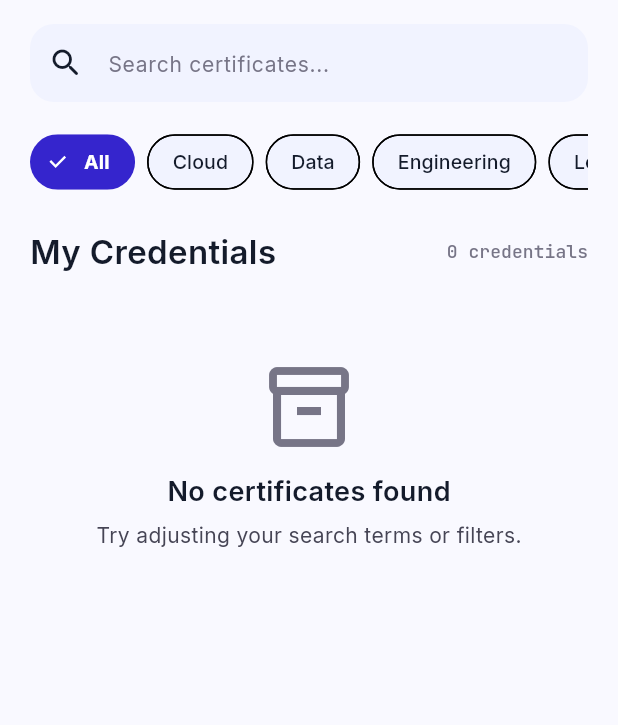
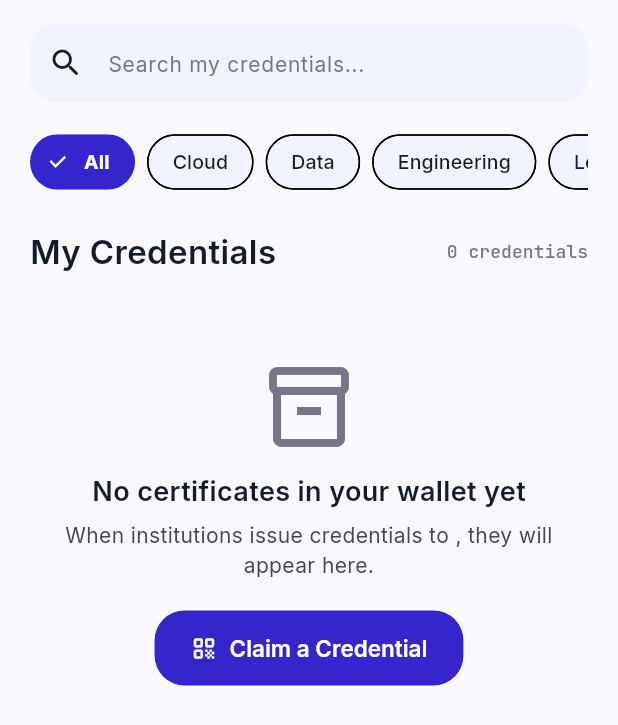
Before and after one commit to atharvabaodhankar/Proofly, a Flutter app: the RecipientHomeScreen screen opened directly, on a phone screen of 412 x 824 dp. Shown: the top 725 px of the screen. Run offline on Flutter 3.47's test engine with Material 3 defaults, Android fonts, the phone set to English and light mode, and no system bars; our stand-ins replace confetti, google_fonts, qr_flutter, shared_preferences; missing offline and left inert: mobile_scanner; accounts and stored records are empty; network calls fail.

Commit message:
feat: implement core mobile screens including authentication, onboarding, dashboard, and certificate issuance workflow

```diff
--- a/apps/mobile/lib/screens/home/recipient_home_screen.dart
+++ b/apps/mobile/lib/screens/home/recipient_home_screen.dart
@@ -2,21 +2,45 @@ import 'package:flutter/material.dart';
 import 'package:provider/provider.dart';
 import '../../core/theme/app_colors.dart';
 import '../../core/theme/app_typography.dart';
+import '../../providers/auth_provider.dart';
 import '../../providers/certificates_provider.dart';
 import '../certificates/certificate_detail_screen.dart';
+import '../claim/claim_certificate_screen.dart';
 
-class RecipientHomeScreen extends StatelessWidget {
+class RecipientHomeScreen extends StatefulWidget {
   const RecipientHomeScreen({super.key});
+
+  @override
+  State<RecipientHomeScreen> createState() => _RecipientHomeScreenState();
+}
+
+class _RecipientHomeScreenState extends State<RecipientHomeScreen> {
+  @override
+  void initState() {
+    super.initState();
+    WidgetsBinding.instance.addPostFrameCallback((_) {
+      final auth = Provider.of<AuthProvider>(context, listen: false);
+      if (auth.token != null) {
+        Provider.of<CertificatesProvider>(context, listen: false).loadCertificates(auth.token!);
+      }
+    });
+  }
 
   @override
   Widget build(BuildContext context) {
     final isDark = Theme.of(context).brightness == Brightness.dark;
+    final auth = Provider.of<AuthProvider>(context);
     final certsProvider = Provider.of<CertificatesProvider>(context);
 
     return Scaffold(
       body: RefreshIndicator(
-        onRefresh: () => certsProvider.loadCertificates(),
+        onRefresh: () async {
+          if (auth.token != null) {
+            await certsProvider.loadCertificates(auth.token!);
+          }
+        },
         child: SingleChildScrollView(
+          physics: const AlwaysScrollableScrollPhysics(),
           padding: const EdgeInsets.symmetric(horizontal: 20, vertical: 16),
           child: Column(
             crossAxisAlignment: CrossAxisAlignment.start,
@@ -30,7 +54,7 @@ class RecipientHomeScreen extends StatelessWidget {
                 child: TextField(
                   onChanged: certsProvider.setSearchQuery,
                   decoration: const InputDecoration(
-                    hintText: 'Search certificates...',
+                    hintText: 'Search my credentials...',
                     prefixIcon: Icon(Icons.search_rounded),
                     contentPadding: EdgeInsets.symmetric(horizontal: 20, vertical: 14),
                   ),
@@ -80,8 +104,14 @@ class RecipientHomeScreen extends StatelessWidget {
               ),
               const SizedBox(height: 16),
 
-              // Certificate Cards List
-              if (certsProvider.filteredCertificates.isEmpty)
+              if (certsProvider.isLoading)
+                const Center(
+                  child: Padding(
+                    padding: EdgeInsets.symmetric(vertical: 40),
+                    child: CircularProgressIndicator(color: AppColors.primary),
+                  ),
+                )
+              else if (certsProvider.filteredCertificates.isEmpty)
                 Center(
                   child: Padding(
                     padding: const EdgeInsets.symmetric(vertical: 40),
@@ -89,9 +119,24 @@ class RecipientHomeScreen extends StatelessWidget {
                       children: [
                         Icon(Icons.inventory_2_outlined, size: 64, color: AppColors.outlineLight),
                         const SizedBox(height: 12),
-                        Text('No certificates found', style: AppTypography.headlineSm(isDark)),
+                        Text('No certificates in your wallet yet', style: AppTypography.headlineSm(isDark)),
                         const SizedBox(height: 6),
-                        Text('Try adjusting your search terms or filters.', style: AppTypography.bodyMd(isDark)),
+                        Text(
+                          'When institutions issue credentials to ${auth.user?.email ?? "your email"}, they will appear here.',
+                          textAlign: TextAlign.center,
+                          style: AppTypography.bodyMd(isDark),
+                        ),
+                        const SizedBox(height: 20),
+                        ElevatedButton.icon(
+                          icon: const Icon(Icons.qr_code_rounded, size: 18),
+                          label: const Text('Claim a Credential'),
+                          onPressed: () {
+                            Navigator.push(
+                              context,
+                              MaterialPageRoute(builder: (_) => const ClaimCertificateScreen()),
+                            );
+                          },
+                        ),
                       ],
                     ),
                   ),
@@ -125,7 +170,7 @@ class RecipientHomeScreen extends StatelessWidget {
                             ),
                             boxShadow: [
                               BoxShadow(
-                                color: Colors.black.withOpacity(0.03),
+                                color: Colors.black.withValues(alpha: 0.03),
                                 blurRadius: 16,
                                 offset: const Offset(0, 4),
                               ),
@@ -139,9 +184,9 @@ class RecipientHomeScreen extends StatelessWidget {
                                 children: [
                                   CircleAvatar(
                                     radius: 22,
-                                    backgroundColor: AppColors.primary.withOpacity(0.1),
+                                    backgroundColor: AppColors.primary.withValues(alpha: 0.1),
                                     child: Text(
-                                      (cert.organizationName ?? 'G')[0],
+                                      (cert.organizationName?.isNotEmpty == true ? cert.organizationName![0] : 'P'),
                                       style: const TextStyle(fontWeight: FontWeight.bold, color: AppColors.primary),
                                     ),
                                   ),
@@ -151,7 +196,7 @@ class RecipientHomeScreen extends StatelessWidget {
                                       crossAxisAlignment: CrossAxisAlignment.start,
                                       children: [
                                         Text(
-                                          cert.organizationName ?? 'Global Tech Institute',
+                                          cert.organizationName ?? 'Proofly Verified Org',
                                           style: AppTypography.bodyLg(isDark).copyWith(fontSize: 14),
                                         ),
                                         Text(
@@ -166,7 +211,7 @@ class RecipientHomeScreen extends StatelessWidget {
                                     decoration: BoxDecoration(
                                       color: cert.isClaimed
                                           ? AppColors.verifiedGreenBg
-                                          : AppColors.primary.withOpacity(0.1),
+                                          : AppColors.primary.withValues(alpha: 0.1),
                                       borderRadius: BorderRadius.circular(12),
                                     ),
                                     child: Row(
```
Also changed, not shown: apps/mobile/lib/screens/issuer/anchoring_status_screen.dart (+16 -11 lines).
